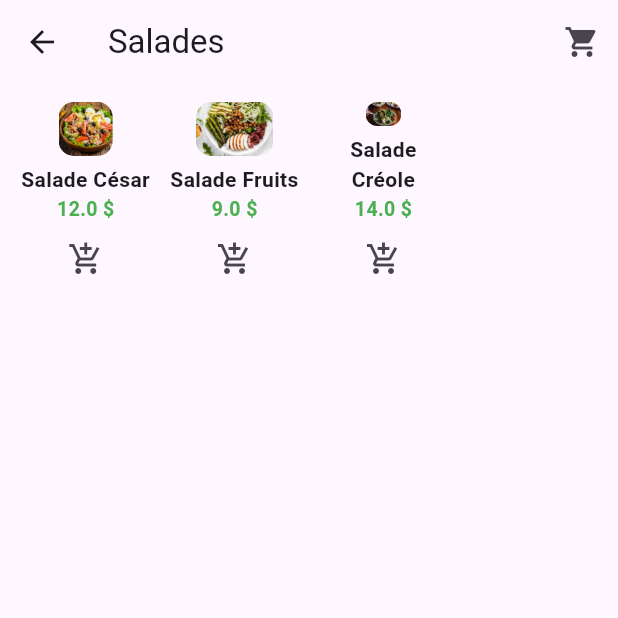
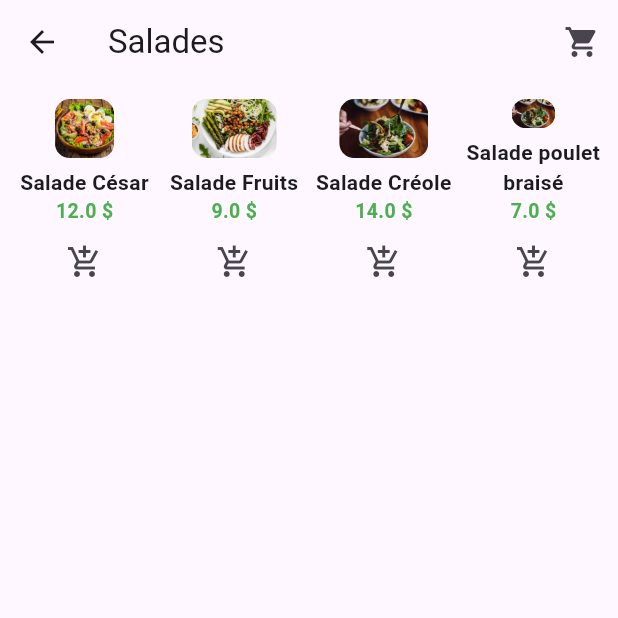
Before and after one commit to dialloramatoulayebah/Projet_Application_De_Restauration_Maison_Des_Saveurs, a Flutter app: the ListProduits screen opened directly, on a phone screen of 412 x 824 dp, the top half of it. Run offline on Flutter 3.47's test engine with Material 3 defaults, Android fonts, the phone set to English and light mode, and no system bars; our stand-ins replace font_awesome_flutter.

Commit message:
Ajustement des items

```diff
--- a/lib/Pages/menu.dart
+++ b/lib/Pages/menu.dart
@@ -27,6 +27,12 @@ class ListProduits extends StatelessWidget {
       prix: 14.0,
       image: "assets/images/salades/salades3.jpg",
     ),
+    Produit(
+      nom: "Salade poulet braisé",
+      description: "Salade épicée façon créole.",
+      prix: 7.0,
+      image: "assets/images/salades/salades3.jpg",
+    ),
   ];
 
   @override
@@ -47,14 +53,15 @@ class ListProduits extends StatelessWidget {
         ],
       ),
       body: Padding(
-        padding: const EdgeInsets.all(12),
+        padding: const EdgeInsets.all(10),
         child: GridView.builder(
           itemCount: produits.length,
           gridDelegate: const SliverGridDelegateWithFixedCrossAxisCount(
             crossAxisCount: 4,
-            crossAxisSpacing: 9,
-            mainAxisSpacing: 15,
+            crossAxisSpacing: 7, //
+            mainAxisSpacing: 12,
             childAspectRatio: 0.7,
+            // ← hauteur fixe de chaque item (ajuste 220–260 selon ton design)
           ),
           itemBuilder: (context, index) {
             final produit = produits[index];
```
